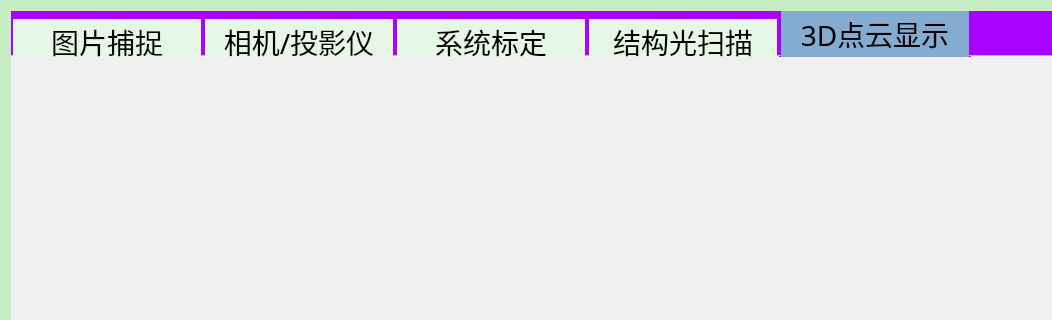
lijian103/grayCodeSLight_16_Fringle, file StructureLight/mainwindow.ui: the form before one commit; both pictures show x 0 to 1052 and y 0 to 320 of the 1292 by 891 pixel window.
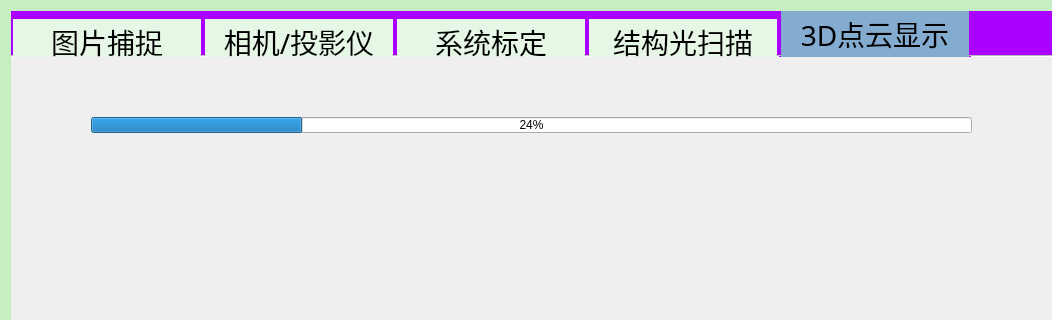
The form after the commit. The open tabs and pages were chosen to show the change. Icons and pictures are not drawn.

```diff
--- a/StructureLight/mainwindow.ui
+++ b/StructureLight/mainwindow.ui
@@ -4412,6 +4412,19 @@
          <attribute name="title">
           <string>3D点云显示</string>
          </attribute>
+         <widget class="QProgressBar" name="progressBar">
+          <property name="geometry">
+           <rect>
+            <x>80</x>
+            <y>60</y>
+            <width>881</width>
+            <height>16</height>
+           </rect>
+          </property>
+          <property name="value">
+           <number>24</number>
+          </property>
+         </widget>
         </widget>
        </widget>
       </item>
```
Left out of the diff: 12 changed lines with no effect on the pictures.
